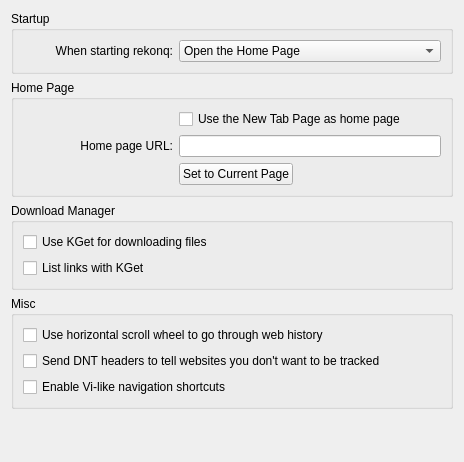
Before: the Qt Designer form src/settings/settings_general.ui in KDE/rekonq, drawn with Qt 5.
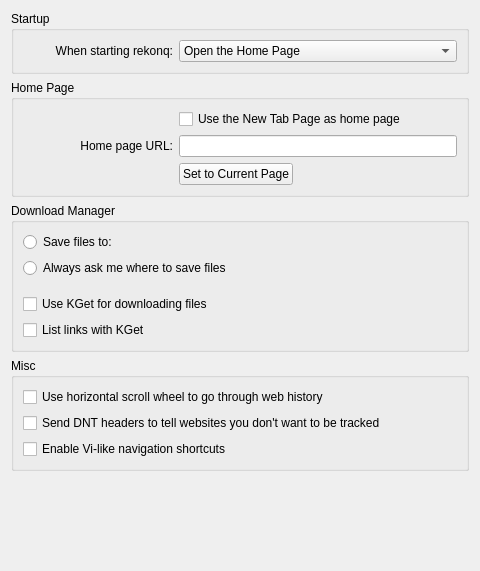
After: the same form once the commit is applied. Custom widgets are drawn as their Qt base class.

Commit message: Add settings for fixed download path

```diff
--- a/src/settings/settings_general.ui
+++ b/src/settings/settings_general.ui
@@ -6,8 +6,8 @@
    <rect>
     <x>0</x>
     <y>0</y>
-    <width>464</width>
-    <height>462</height>
+    <width>480</width>
+    <height>571</height>
    </rect>
   </property>
   <property name="windowTitle">
@@ -19,8 +19,8 @@
      <property name="title">
       <string>Startup</string>
      </property>
-     <layout class="QFormLayout" name="formLayout">
-      <item row="0" column="0">
+     <layout class="QHBoxLayout" name="horizontalLayout_2">
+      <item>
        <widget class="QLabel" name="label">
         <property name="sizePolicy">
          <sizepolicy hsizetype="Fixed" vsizetype="Preferred">
@@ -45,7 +45,7 @@
         </property>
        </widget>
       </item>
-      <item row="0" column="1">
+      <item>
        <widget class="KComboBox" name="kcfg_startupBehaviour">
         <property name="sizePolicy">
          <sizepolicy hsizetype="Expanding" vsizetype="Fixed">
@@ -154,6 +154,62 @@
       <string>Download Manager</string>
      </property>
      <layout class="QVBoxLayout" name="verticalLayout_2">
+      <item>
+       <layout class="QHBoxLayout" name="horizontalLayout">
+        <item>
+         <widget class="QRadioButton" name="askDownloadNo">
+          <property name="sizePolicy">
+           <sizepolicy hsizetype="Fixed" vsizetype="Preferred">
+            <horstretch>0</horstretch>
+            <verstretch>0</verstretch>
+           </sizepolicy>
+          </property>
+          <property name="minimumSize">
+           <size>
+            <width>150</width>
+            <height>0</height>
+           </size>
+          </property>
+          <property name="text">
+           <string>Save files to:</string>
+          </property>
+         </widget>
+        </item>
+        <item>
+         <widget class="KUrlRequester" name="kcfg_downloadPath">
+          <property name="sizePolicy">
+           <sizepolicy hsizetype="MinimumExpanding" vsizetype="Preferred">
+            <horstretch>0</horstretch>
+            <verstretch>0</verstretch>
+           </sizepolicy>
+          </property>
+         </widget>
+        </item>
+       </layout>
+      </item>
+      <item>
+       <widget class="QRadioButton" name="askDownloadYes">
+        <property name="text">
+         <string>Always ask me where to save files</string>
+        </property>
+       </widget>
+      </item>
+      <item>
+       <spacer name="verticalSpacer_3">
+        <property name="orientation">
+         <enum>Qt::Vertical</enum>
+        </property>
+        <property name="sizeType">
+         <enum>QSizePolicy::Fixed</enum>
+        </property>
+        <property name="sizeHint" stdset="0">
+         <size>
+          <width>20</width>
+          <height>10</height>
+         </size>
+        </property>
+       </spacer>
+      </item>
       <item>
        <widget class="QCheckBox" name="kcfg_kgetDownload">
         <property name="text">
@@ -230,6 +286,11 @@
    <extends>QLineEdit</extends>
    <header>klineedit.h</header>
   </customwidget>
+  <customwidget>
+   <class>KUrlRequester</class>
+   <extends>QFrame</extends>
+   <header>kurlrequester.h</header>
+  </customwidget>
  </customwidgets>
  <resources/>
  <connections/>
```
The commit also changes 2 other files.
